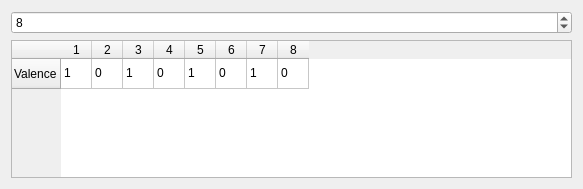
RoboDoig/schedule-generator, file UI/ValveMapUI.ui: the form before one commit.
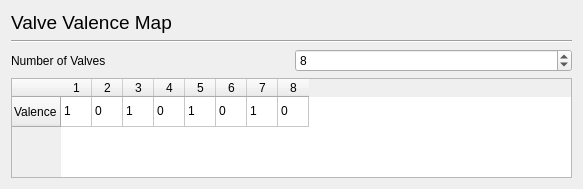
The form after the commit.

Commit message: Finishing up adding schedule types etc.

What changed in the file:
```diff
--- a/UI/ValveMapUI.ui
+++ b/UI/ValveMapUI.ui
@@ -14,7 +14,26 @@
    <string>Form</string>
   </property>
   <layout class="QGridLayout" name="gridLayout">
-   <item row="1" column="0">
+   <item row="2" column="0">
+    <widget class="QLabel" name="label_2">
+     <property name="text">
+      <string>Number of Valves</string>
+     </property>
+    </widget>
+   </item>
+   <item row="0" column="0" colspan="2">
+    <widget class="QLabel" name="label">
+     <property name="font">
+      <font>
+       <pointsize>14</pointsize>
+      </font>
+     </property>
+     <property name="text">
+      <string>Valve Valence Map</string>
+     </property>
+    </widget>
+   </item>
+   <item row="4" column="0" colspan="2">
     <widget class="QTableWidget" name="valveValenceTable">
      <property name="columnCount">
       <number>8</number>
@@ -89,7 +108,7 @@
      </item>
     </widget>
    </item>
-   <item row="0" column="0">
+   <item row="2" column="1">
     <widget class="QSpinBox" name="valveNumberSelect">
      <property name="minimum">
       <number>1</number>
@@ -99,6 +118,13 @@
      </property>
     </widget>
    </item>
+   <item row="1" column="0" colspan="2">
+    <widget class="Line" name="line">
+     <property name="orientation">
+      <enum>Qt::Horizontal</enum>
+     </property>
+    </widget>
+   </item>
   </layout>
  </widget>
  <resources/>
```
The commit also changes 2 other files.
